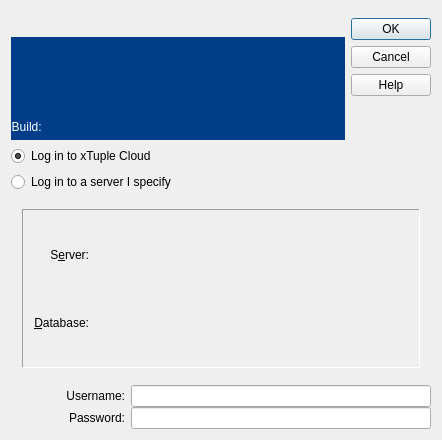
Above: common/login2.ui from Pegasus-RPG/xtuple-client before the change. Below: the same form after it.
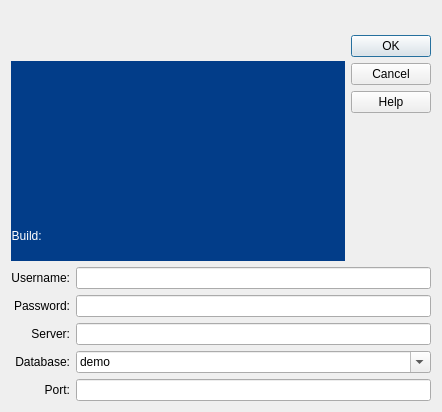
That is the form after the change. The open tabs and pages were chosen to show the change. Icons and pictures are not drawn.

Commit message: Designed new login screen, and it'll let you log in.  Still needs work though

```diff
--- a/common/login2.ui
+++ b/common/login2.ui
@@ -14,9 +14,15 @@
     <x>0</x>
     <y>0</y>
     <width>442</width>
-    <height>440</height>
+    <height>412</height>
    </rect>
   </property>
+  <property name="sizePolicy">
+   <sizepolicy hsizetype="Fixed" vsizetype="Fixed">
+    <horstretch>0</horstretch>
+    <verstretch>0</verstretch>
+   </sizepolicy>
+  </property>
   <property name="windowTitle">
    <string>Log In</string>
   </property>
@@ -2474,26 +2480,6 @@
          </item>
         </layout>
        </item>
-       <item>
-        <widget class="QRadioButton" name="_cloudOption">
-         <property name="text">
-          <string>Log in to xTuple Cloud</string>
-         </property>
-         <property name="checked">
-          <bool>true</bool>
-         </property>
-        </widget>
-       </item>
-       <item>
-        <widget class="QRadioButton" name="_otherOption">
-         <property name="text">
-          <string>Log in to a server I specify</string>
-         </property>
-         <property name="checked">
-          <bool>false</bool>
-         </property>
-        </widget>
-       </item>
       </layout>
      </item>
      <item>
@@ -2531,212 +2517,28 @@
      </item>
     </layout>
    </item>
-   <item>
-    <widget class="QStackedWidget" name="_loginModeStack">
-     <property name="currentIndex">
-      <number>0</number>
-     </property>
-     <widget class="QWidget" name="_cloudPage">
-      <layout class="QVBoxLayout" name="verticalLayout_5">
-       <item>
-        <widget class="QFrame" name="_cloudFrame">
-         <property name="frameShape">
-          <enum>QFrame::Panel</enum>
-         </property>
-         <property name="frameShadow">
-          <enum>QFrame::Sunken</enum>
-         </property>
-         <layout class="QVBoxLayout" name="verticalLayout_3">
-          <item>
-           <layout class="QGridLayout" name="gridLayout_2">
-            <property name="verticalSpacing">
-             <number>-1</number>
-            </property>
-            <item row="0" column="0">
-             <widget class="QLabel" name="_cloudDBLit">
-              <property name="text">
-               <string>Database:</string>
-              </property>
-              <property name="alignment">
-               <set>Qt::AlignRight|Qt::AlignTrailing|Qt::AlignVCenter</set>
-              </property>
-             </widget>
-            </item>
-            <item row="1" column="1">
-             <widget class="QLineEdit" name="_company"/>
-            </item>
-            <item row="0" column="1">
-             <layout class="QHBoxLayout" name="horizontalLayout">
-              <item>
-               <widget class="QRadioButton" name="_demoOption">
-                <property name="text">
-                 <string>Demo</string>
-                </property>
-                <property name="checked">
-                 <bool>true</bool>
-                </property>
-               </widget>
-              </item>
-              <item>
-               <widget class="QRadioButton" name="_prodOption">
-                <property name="text">
-                 <string>Quickstart</string>
-                </property>
-               </widget>
-              </item>
-             </layout>
-            </item>
-            <item row="1" column="2" colspan="2">
-             <widget class="QLabel" name="_companyLit2">
-              <property name="text">
-               <string>.xtuplecloud.com</string>
-              </property>
-             </widget>
-            </item>
-            <item row="1" column="0">
-             <widget class="QLabel" name="_companyLit">
-              <property name="text">
-               <string>Cloud ID:</string>
-              </property>
-              <property name="alignment">
-               <set>Qt::AlignRight|Qt::AlignTrailing|Qt::AlignVCenter</set>
-              </property>
-             </widget>
-            </item>
-           </layout>
-          </item>
-         </layout>
-        </widget>
-       </item>
-      </layout>
-     </widget>
-     <widget class="QWidget" name="_serverPage">
-      <layout class="QVBoxLayout" name="verticalLayout_2">
-       <item>
-        <widget class="QFrame" name="_serverFrame">
-         <property name="sizePolicy">
-          <sizepolicy hsizetype="Preferred" vsizetype="Expanding">
-           <horstretch>0</horstretch>
-           <verstretch>1</verstretch>
-          </sizepolicy>
-         </property>
-         <property name="frameShape">
-          <enum>QFrame::Panel</enum>
-         </property>
-         <property name="frameShadow">
-          <enum>QFrame::Sunken</enum>
-         </property>
-         <layout class="QVBoxLayout" name="verticalLayout_4">
-          <item>
-           <layout class="QGridLayout" name="gridLayout">
-            <property name="verticalSpacing">
-             <number>0</number>
-            </property>
-            <item row="0" column="0">
-             <widget class="QLabel" name="_serverLit">
-              <property name="text">
-               <string>S&amp;erver:</string>
-              </property>
-              <property name="alignment">
-               <set>Qt::AlignRight|Qt::AlignTrailing|Qt::AlignVCenter</set>
-              </property>
-              <property name="buddy">
-               <cstring>_server</cstring>
-              </property>
-             </widget>
-            </item>
-            <item row="0" column="1">
-             <widget class="QLabel" name="_server">
-              <property name="sizePolicy">
-               <sizepolicy hsizetype="Expanding" vsizetype="Preferred">
-                <horstretch>1</horstretch>
-                <verstretch>0</verstretch>
-               </sizepolicy>
-              </property>
-              <property name="text">
-               <string/>
-              </property>
-              <property name="alignment">
-               <set>Qt::AlignLeading|Qt::AlignLeft|Qt::AlignVCenter</set>
-              </property>
-             </widget>
-            </item>
-            <item row="1" column="0">
-             <widget class="QLabel" name="_databaseLit">
-              <property name="text">
-               <string>&amp;Database:</string>
-              </property>
-              <property name="alignment">
-               <set>Qt::AlignRight|Qt::AlignTrailing|Qt::AlignVCenter</set>
-              </property>
-              <property name="buddy">
-               <cstring>_database</cstring>
-              </property>
-             </widget>
-            </item>
-            <item row="1" column="1">
-             <widget class="QLabel" name="_database">
-              <property name="sizePolicy">
-               <sizepolicy hsizetype="Expanding" vsizetype="Preferred">
-                <horstretch>1</horstretch>
-                <verstretch>0</verstretch>
-               </sizepolicy>
-              </property>
-              <property name="text">
-               <string/>
-              </property>
-              <property name="alignment">
-               <set>Qt::AlignLeading|Qt::AlignLeft|Qt::AlignVCenter</set>
-              </property>
-             </widget>
-            </item>
-           </layout>
-          </item>
-         </layout>
-        </widget>
-       </item>
-      </layout>
-     </widget>
-    </widget>
-   </item>
    <item>
     <layout class="QGridLayout" name="gridLayout_3">
      <property name="sizeConstraint">
       <enum>QLayout::SetDefaultConstraint</enum>
      </property>
-     <property name="horizontalSpacing">
-      <number>-1</number>
-     </property>
-     <property name="verticalSpacing">
-      <number>0</number>
-     </property>
-     <item row="0" column="0">
-      <widget class="QLabel" name="_usernameLit1">
-       <property name="text">
-        <string>Username:</string>
-       </property>
-       <property name="alignment">
-        <set>Qt::AlignRight|Qt::AlignTrailing|Qt::AlignVCenter</set>
-       </property>
-      </widget>
-     </item>
-     <item row="0" column="1">
-      <widget class="QLineEdit" name="_username">
+     <item row="2" column="2">
+      <widget class="QLineEdit" name="_password">
        <property name="sizePolicy">
         <sizepolicy hsizetype="Expanding" vsizetype="Fixed">
          <horstretch>0</horstretch>
          <verstretch>0</verstretch>
         </sizepolicy>
        </property>
-       <property name="maximumSize">
-        <size>
-         <width>300</width>
-         <height>16777215</height>
-        </size>
-       </property>
       </widget>
      </item>
-     <item row="1" column="0">
+     <item row="3" column="2">
+      <widget class="QLineEdit" name="_server"/>
+     </item>
+     <item row="5" column="2">
+      <widget class="QLineEdit" name="_port"/>
+     </item>
+     <item row="2" column="1">
       <widget class="QLabel" name="_passwordLit">
        <property name="text">
         <string>Password:</string>
@@ -2746,20 +2548,74 @@
        </property>
       </widget>
      </item>
+     <item row="3" column="1">
+      <widget class="QLabel" name="_serverLit">
+       <property name="text">
+        <string>Server:</string>
+       </property>
+       <property name="alignment">
+        <set>Qt::AlignRight|Qt::AlignTrailing|Qt::AlignVCenter</set>
+       </property>
+      </widget>
+     </item>
+     <item row="4" column="1">
+      <widget class="QLabel" name="_databaseLit">
+       <property name="text">
+        <string>Database:</string>
+       </property>
+       <property name="alignment">
+        <set>Qt::AlignRight|Qt::AlignTrailing|Qt::AlignVCenter</set>
+       </property>
+      </widget>
+     </item>
+     <item row="5" column="1">
+      <widget class="QLabel" name="_portLit">
+       <property name="text">
+        <string>Port:</string>
+       </property>
+       <property name="alignment">
+        <set>Qt::AlignRight|Qt::AlignTrailing|Qt::AlignVCenter</set>
+       </property>
+      </widget>
+     </item>
      <item row="1" column="1">
-      <widget class="QLineEdit" name="_password">
+      <widget class="QLabel" name="_usernameLit1">
+       <property name="text">
+        <string>Username:</string>
+       </property>
+       <property name="alignment">
+        <set>Qt::AlignRight|Qt::AlignTrailing|Qt::AlignVCenter</set>
+       </property>
+      </widget>
+     </item>
+     <item row="1" column="2">
+      <widget class="QLineEdit" name="_username">
        <property name="sizePolicy">
         <sizepolicy hsizetype="Expanding" vsizetype="Fixed">
          <horstretch>0</horstretch>
          <verstretch>0</verstretch>
         </sizepolicy>
        </property>
-       <property name="maximumSize">
-        <size>
-         <width>300</width>
-         <height>16777215</height>
-        </size>
+      </widget>
+     </item>
+     <item row="4" column="2">
+      <widget class="QComboBox" name="_database">
+       <property name="focusPolicy">
+        <enum>Qt::StrongFocus</enum>
        </property>
+       <property name="editable">
+        <bool>true</bool>
+       </property>
+       <item>
+        <property name="text">
+         <string>demo</string>
+        </property>
+       </item>
+       <item>
+        <property name="text">
+         <string>quickstart</string>
+        </property>
+       </item>
       </widget>
      </item>
     </layout>
```
Left out of the diff: 75 changed lines with no effect on the pictures. The commit also changes 3 other files.
